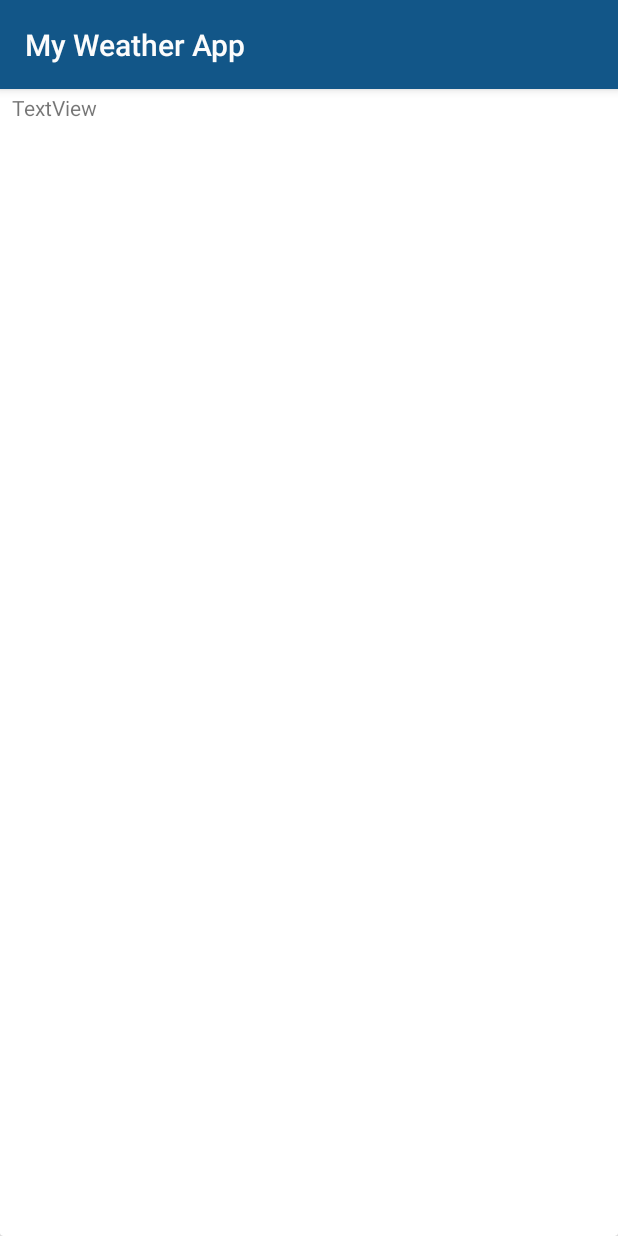
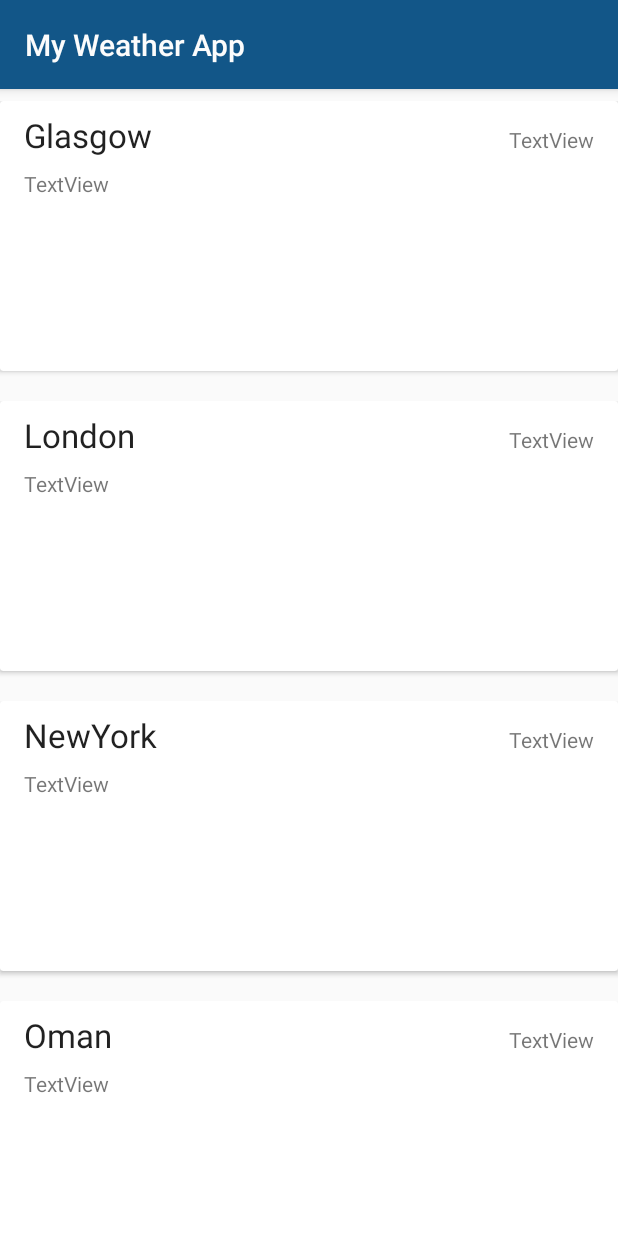
Before and after one commit to ldosse/MyWeatherApp, an Android app: the screen it shows after launch (ActivityLocationList), on a phone screen of 412 x 824 dp. Run offline under Robolectric (Android 15) with nearby library versions, the phone set to English and light mode, and no system bars.

Commit message:
fixed positioning of list activity

```diff
--- a/app/src/main/java/uk/ac/gcu/myweatherapp/LocationRecyclerAdapter.java
+++ b/app/src/main/java/uk/ac/gcu/myweatherapp/LocationRecyclerAdapter.java
@@ -40,9 +40,8 @@ public class LocationRecyclerAdapter extends RecyclerView.Adapter<LocationRecycl
         Location location = locationList.get(position);
         viewHolder.locationName.setText(location.name);
         if(location.days.size()!=0){
-            viewHolder.locationDescription.setText(location.days.get(0).getBrief());
+//            viewHolder.locationDescription.setText(location.days.get(0).getBrief());
         }
-        viewHolder.imgView.setImageDrawable(location.drawable);
 //        viewHolder.brief.setText(location.getIcon());
         viewHolder.position = position;
 //        viewHolder.
@@ -59,24 +58,18 @@ public class LocationRecyclerAdapter extends RecyclerView.Adapter<LocationRecycl
 
     public class ViewHolder extends RecyclerView.ViewHolder {
         TextView locationName;
-        TextView locationDescription;
+//        TextView locationDescription;
         TextView brief;
-        Drawable dr;
-        ImageView imgView;
         int currentPosition;
         int position;
+        TextView countryCode;
 
         public ViewHolder(@NonNull View itemView) {
             super(itemView);
             locationName = (TextView) itemView.findViewById(R.id.locationName);
-            locationDescription = (TextView) itemView.findViewById(R.id.description);
+//            locationDescription = (TextView) itemView.findViewById(R.id.description);
             brief = (TextView) itemView.findViewById(R.id.brief);
-            View imgHolder = itemView.findViewById(R.id.icon_view_holder);
-            imgView = new ImageView(imgHolder.getContext());
-//            RelativeLayout.LayoutParams params = new RelativeLayout.LayoutParams(width, height/2);
-//            img.setLayoutParams(params);
-//            imgHolder.add
-//            imgHolder.addView(img);
+            countryCode = (TextView) itemView.findViewById(R.id.countryCode);
 
             itemView.setOnClickListener(new View.OnClickListener() {
                 @Override
--- a/app/src/main/java/uk/ac/gcu/myweatherapp/RetrieveXMLData.java
+++ b/app/src/main/java/uk/ac/gcu/myweatherapp/RetrieveXMLData.java
@@ -131,16 +131,25 @@ public class RetrieveXMLData extends AsyncTask {
                 String[] str = parser.nextText().split(",");
                 this.location.setName(str[0].replace("BBC Weather - Forecast for","").trim());
                 this.location.setCountryCode(str[1].trim());
+                System.out.println("Country COde is "+this.location.countryCode);
 //                parser.nextTag();
             } else if (name.equalsIgnoreCase("url")) {
                 String iconUrl = parser.nextText();
                 this.location.setIcon(iconUrl);
-
                 parser.nextTag();
             }
         }
     }
 
 
-
+    @Override
+    protected void onPostExecute(Object o) {
+        super.onPostExecute(o);
+        System.out.println("POST EXECUTION");
+        for (Location loc:DataManager.getInstance().locations) {
+            for (Day d:loc.days) {
+                System.out.println(d.toString());
+            }
+        }
+    }
 }
--- a/app/src/main/res/layout/activity_location_list.xml
+++ b/app/src/main/res/layout/activity_location_list.xml
@@ -1,28 +1,25 @@
 <?xml version="1.0" encoding="utf-8"?>
-<android.support.design.widget.CoordinatorLayout
-    xmlns:android="http://schemas.android.com/apk/res/android"
+<android.support.constraint.ConstraintLayout xmlns:android="http://schemas.android.com/apk/res/android"
     xmlns:app="http://schemas.android.com/apk/res-auto"
     xmlns:tools="http://schemas.android.com/tools"
+    android:id="@+id/coordinatorLayout"
     android:layout_width="match_parent"
     android:layout_height="match_parent"
     tools:context=".ActivityLocationList">
 
     <android.support.design.widget.AppBarLayout
+        android:id="@+id/appBarLayout"
         android:layout_width="match_parent"
         android:layout_height="wrap_content"
-        android:theme="@style/AppTheme.AppBarOverlay">
+        android:theme="@style/AppTheme.AppBarOverlay"
+        app:layout_constraintStart_toStartOf="parent"
+        app:layout_constraintTop_toTopOf="parent">
 
-        <LinearLayout
-            android:layout_width="match_parent"
-            android:layout_height="match_parent"
-            android:orientation="horizontal">
 
         <TextView
             android:id="@+id/link"
             android:layout_width="wrap_content"
             android:layout_height="wrap_content"
-                android:layout_gravity="start|top"
-                android:layout_marginStart="0dp"
             android:gravity="center"
             android:minHeight="?actionBarSize"
             android:padding="@dimen/appbar_padding"
@@ -30,24 +27,19 @@
             android:textAppearance="@style/TextAppearance.Widget.AppCompat.Toolbar.Title"
             android:textColor="#FCFCFC" />
 
-        </LinearLayout>
 
     </android.support.design.widget.AppBarLayout>
 
-    <SearchView
-        android:id="@+id/searchView"
-        android:layout_width="match_parent"
-        android:layout_height="wrap_content"
-        android:orientation="horizontal">
-
-    </SearchView>
 
     <android.support.v7.widget.RecyclerView
         android:id="@+id/RecyclerViewLocations"
         android:layout_width="match_parent"
-        android:layout_height="match_parent"
+        android:layout_height="wrap_content"
+        android:layout_marginTop="8dp"
+        app:layout_constraintStart_toStartOf="parent"
+        app:layout_constraintTop_toBottomOf="@+id/appBarLayout"
         tools:listitem="@layout/item_location_list">
 
     </android.support.v7.widget.RecyclerView>
 
-</android.support.design.widget.CoordinatorLayout>
+</android.support.constraint.ConstraintLayout>
--- a/app/src/main/res/layout/item_location_list.xml
+++ b/app/src/main/res/layout/item_location_list.xml
@@ -59,11 +59,12 @@
 <FrameLayout xmlns:android="http://schemas.android.com/apk/res/android"
     xmlns:app="http://schemas.android.com/apk/res-auto"
     xmlns:tools="http://schemas.android.com/tools"
-    android:layout_width="match_parent" android:layout_height="match_parent">
+    android:layout_width="match_parent"
+    android:layout_height="200dp">
 
     <android.support.v7.widget.CardView
         android:layout_width="match_parent"
-        android:layout_height="wrap_content" >
+        android:layout_height="180dp">
 
         <android.support.constraint.ConstraintLayout
             android:layout_width="match_parent"
@@ -73,39 +74,33 @@
                 android:id="@+id/locationName"
                 android:layout_width="wrap_content"
                 android:layout_height="wrap_content"
-                android:layout_marginStart="8dp"
+                android:layout_marginStart="16dp"
+                android:layout_marginTop="8dp"
                 android:text="TextView"
                 android:textAppearance="@style/TextAppearance.AppCompat.Large"
                 app:layout_constraintStart_toStartOf="parent"
                 app:layout_constraintTop_toTopOf="parent" />
 
             <TextView
-                android:id="@+id/description"
+                android:id="@+id/countryCode"
                 android:layout_width="wrap_content"
-                android:layout_height="wrap_content"
-                android:layout_marginStart="8dp"
+                android:layout_height="0dp"
+                android:layout_marginTop="16dp"
+                android:layout_marginEnd="16dp"
                 android:text="TextView"
-                android:textAppearance="@style/TextAppearance.AppCompat.Medium"
-                app:layout_constraintStart_toStartOf="parent"
-                app:layout_constraintTop_toBottomOf="@+id/locationName" />
+                app:layout_constraintEnd_toEndOf="parent"
+                app:layout_constraintTop_toTopOf="parent" />
 
             <TextView
                 android:id="@+id/brief"
                 android:layout_width="wrap_content"
                 android:layout_height="wrap_content"
-                android:layout_marginStart="8dp"
+                android:layout_marginStart="16dp"
                 android:layout_marginTop="8dp"
                 android:text="TextView"
                 app:layout_constraintStart_toStartOf="parent"
-                app:layout_constraintTop_toBottomOf="@+id/description" />
+                app:layout_constraintTop_toBottomOf="@+id/locationName" />
 
-            <View
-                android:id="@+id/icon_view_holder"
-                android:layout_width="wrap_content"
-                android:layout_height="wrap_content"
-                android:layout_marginTop="8dp"
-                app:layout_constraintEnd_toEndOf="parent"
-                app:layout_constraintTop_toTopOf="parent" />
         </android.support.constraint.ConstraintLayout>
 
     </android.support.v7.widget.CardView>
```
Lines whose indentation alone changed are shown as unchanged.
